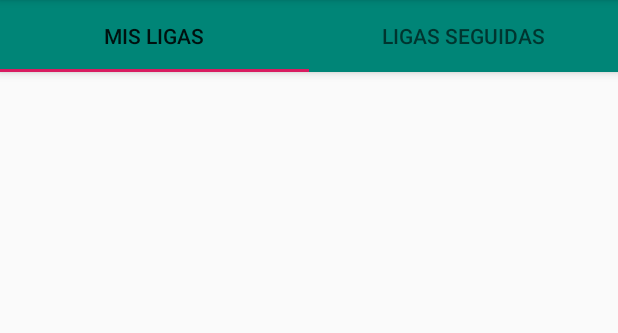
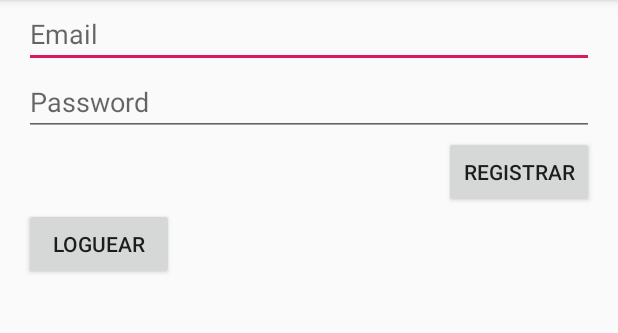
Before and after one commit to DonPolluelo/AppPichanga, an Android app: the screen it shows after launch (MainActivity before the commit, Register after it), on a phone screen of 412 x 824 dp, the part 84-417 px from its top. Run offline under Robolectric (Android 15) with nearby library versions, the phone set to English and light mode, and no system bars; our stand-ins replace Firebase (no records; nobody signed in at launch, a user with empty details on screens opened directly).

Commit message:
registro + login

```diff
--- a/app/src/main/java/com/pichangaexample/pichanga/MainActivity.java
+++ b/app/src/main/java/com/pichangaexample/pichanga/MainActivity.java
@@ -11,6 +11,8 @@ import android.support.v7.widget.Toolbar;
 
         private TabLayout tabLayout;
         private ViewPager viewpager;
+
+        public static final String user = "names";
 
         @Override
         protected void onCreate(Bundle savedInstanceState) {
--- /dev/null
+++ b/app/src/main/res/layout/login.xml
@@ -0,0 +1,31 @@
+<?xml version="1.0" encoding="utf-8"?>
+<LinearLayout xmlns:android="http://schemas.android.com/apk/res/android"
+    android:layout_width="match_parent"
+    android:layout_height="match_parent"
+    android:paddingLeft="16dp"
+    android:paddingRight="16dp"
+    android:orientation="vertical" >
+    <EditText
+        android:id="@+id/register_email"
+        android:layout_width="match_parent"
+        android:layout_height="wrap_content"
+        android:hint="Email" />
+    <EditText
+        android:id="@+id/register_password"
+        android:inputType="textPassword"
+        android:layout_width="match_parent"
+        android:layout_height="wrap_content"
+        android:hint="Password" />
+    <Button
+        android:id="@+id/register_button"
+        android:layout_width="100dp"
+        android:layout_height="wrap_content"
+        android:layout_gravity="right"
+        android:text="Registrar" />
+    <Button
+        android:id="@+id/login_button"
+        android:layout_width="100dp"
+        android:layout_height="wrap_content"
+        android:layout_gravity="left"
+        android:text="Loguear" />
+</LinearLayout>
--- a/build.gradle
+++ b/build.gradle
@@ -8,7 +8,7 @@ buildscript {
     }
     dependencies {
         classpath 'com.android.tools.build:gradle:3.2.1'
-
+        classpath 'com.google.gms:google-services:4.0.1'
 
         // NOTE: Do not place your application dependencies here; they belong
         // in the individual module build.gradle files
```
Also changed, not shown: app/build.gradle (+7 -0 lines), app/src/main/AndroidManifest.xml (+6 -1 lines), app/src/main/java/com/pichangaexample/pichanga/Register.java (added, +178 -0 lines), 3 other files.
